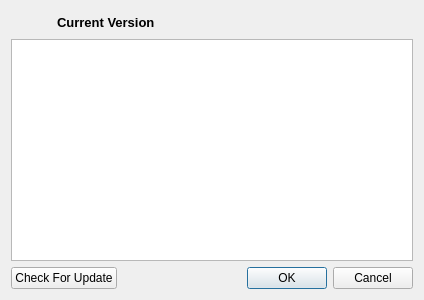
Before: the Qt Designer form CryptokiMan/about_dlg.ui in jykim74/CryptokiMan, drawn with Qt 5.
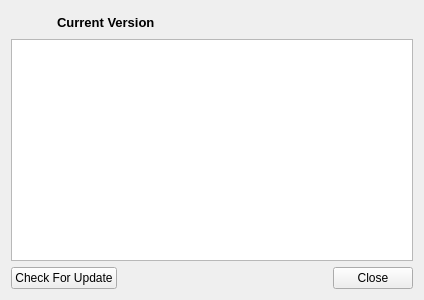
After: the same form once the commit is applied. Icons and pictures are not drawn.

What changed in the file:
```diff
--- a/CryptokiMan/about_dlg.ui
+++ b/CryptokiMan/about_dlg.ui
@@ -77,23 +77,6 @@
      <property name="topMargin">
       <number>0</number>
      </property>
-     <item row="0" column="0">
-      <widget class="QPushButton" name="mCheckUpdateBtn">
-       <property name="text">
-        <string>Check For Update</string>
-       </property>
-      </widget>
-     </item>
-     <item row="0" column="2">
-      <widget class="QDialogButtonBox" name="buttonBox">
-       <property name="orientation">
-        <enum>Qt::Horizontal</enum>
-       </property>
-       <property name="standardButtons">
-        <set>QDialogButtonBox::Cancel|QDialogButtonBox::Ok</set>
-       </property>
-      </widget>
-     </item>
      <item row="0" column="1">
       <spacer name="horizontalSpacer">
        <property name="orientation">
@@ -107,6 +90,20 @@
        </property>
       </spacer>
      </item>
+     <item row="0" column="0">
+      <widget class="QPushButton" name="mCheckUpdateBtn">
+       <property name="text">
+        <string>Check For Update</string>
+       </property>
+      </widget>
+     </item>
+     <item row="0" column="2">
+      <widget class="QPushButton" name="mCloseBtn">
+       <property name="text">
+        <string>Close</string>
+       </property>
+      </widget>
+     </item>
     </layout>
    </item>
   </layout>
```
Left out of the diff: 35 changed lines with no effect on the pictures.
